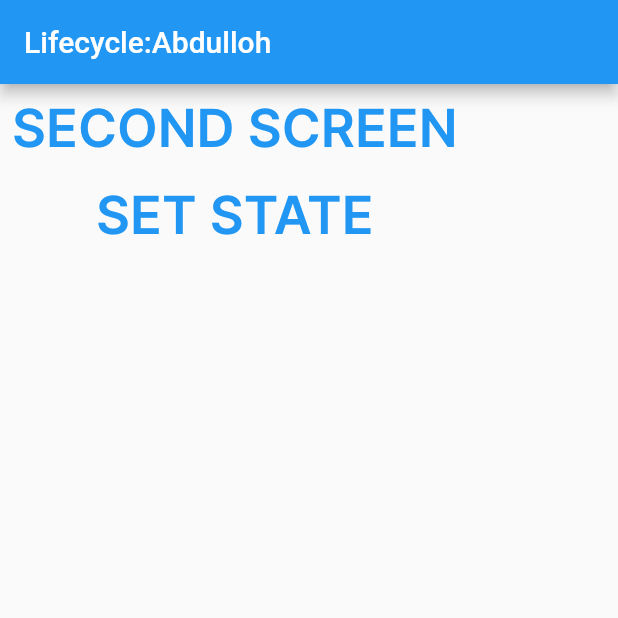
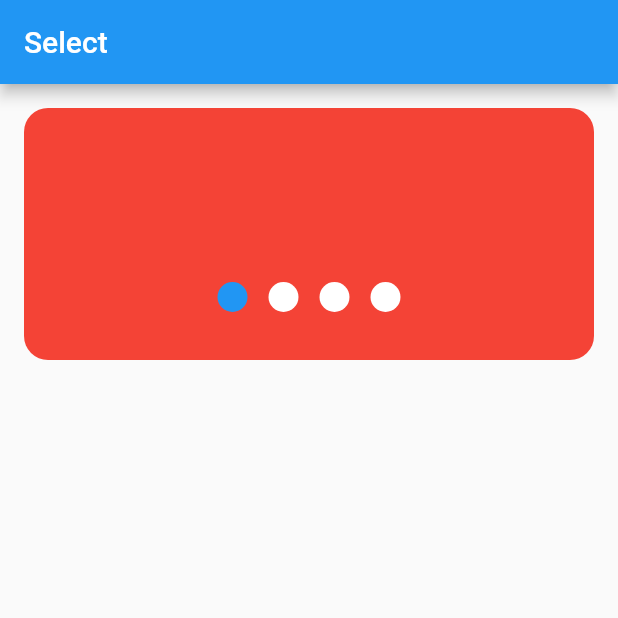
Before and after one commit to Abdusamad98/flutter_nt_ten, a Flutter app: the screen it shows after launch, on a phone screen of 412 x 824 dp, the top half of it. Run offline on Flutter 3.47's test engine with Material 3 defaults, Android fonts, the phone set to English and light mode, and no system bars.

Commit message:
Some changes

```diff
--- a/lib/main.dart
+++ b/lib/main.dart
@@ -1,12 +1,14 @@
 import 'package:flutter/material.dart';
-import 'package:flutter_nt_ten/stateful_lifecycle_example.dart';
+import 'package:flutter_nt_ten/select_items_screen.dart';
 
 void main() {
   runApp(
     MaterialApp(
       debugShowCheckedModeBanner: false,
       theme: ThemeData(useMaterial3: false),
-      home: StatefulLifecycleExample(),
+      home: SelectLogicScreen(
+
+      ),
     ),
   );
 }
--- /dev/null
+++ b/lib/select_items_screen.dart
@@ -0,0 +1,120 @@
+import 'package:flutter/material.dart';
+
+class SelectLogicScreen extends StatefulWidget {
+  const SelectLogicScreen({super.key});
+
+  @override
+  State<SelectLogicScreen> createState() => _SelectLogicScreenState();
+}
+
+class _SelectLogicScreenState extends State<SelectLogicScreen> {
+  List<ImageModel> images = [
+    ImageModel(
+      text: "Image Text",
+      id: 1,
+    ),
+    ImageModel(
+      text: "Any Text",
+      id: 2,
+    ),
+    ImageModel(
+      text: "Flutter",
+      id: 3,
+    ),
+    ImageModel(
+      text: "Nimadur",
+      id: 4,
+    ),
+  ];
+  int activeIndex = 1;
+  final ScrollController scrollController = ScrollController();
+  late double screenWidth;
+
+  @override
+  void initState() {
+    scrollController.addListener(() {
+      // print(scrollController.position.pixels);
+      double currentPixel = scrollController.position.pixels;
+      print(currentPixel / screenWidth);
+      setState(() {
+        activeIndex = (currentPixel / screenWidth + 1.1).toInt();
+      });
+    });
+    super.initState();
+  }
+
+  @override
+  Widget build(BuildContext context) {
+    screenWidth = MediaQuery.of(context).size.width;
+    return Scaffold(
+      appBar: AppBar(
+        title: const Text("Select"),
+      ),
+      body: Column(
+        children: [
+          Stack(
+            children: [
+              SizedBox(
+                height: 200,
+                child: ListView(
+                  controller: scrollController,
+                  padding: const EdgeInsets.symmetric(horizontal: 8),
+                  scrollDirection: Axis.horizontal,
+                  children: [
+                    ...List.generate(images.length, (index) {
+                      return Container(
+                        width: screenWidth - 32,
+                        height: 200,
+                        margin: const EdgeInsets.symmetric(
+                          vertical: 16,
+                          horizontal: 8,
+                        ),
+                        decoration: BoxDecoration(
+                            color: Colors.red,
+                            borderRadius: BorderRadius.circular(16)),
+                      );
+                    })
+                  ],
+                ),
+              ),
+              Positioned(
+                right: 0,
+                left: 0,
+                bottom: 48,
+                child: Row(
+                  mainAxisAlignment: MainAxisAlignment.center,
+                  children: [
+                    ...List.generate(
+                      images.length,
+                      (index) => Container(
+                        margin: const EdgeInsets.symmetric(horizontal: 7),
+                        width: 20,
+                        height: 20,
+                        decoration: BoxDecoration(
+                          shape: BoxShape.circle,
+                          color: activeIndex == images[index].id
+                              ? Colors.blue
+                              : Colors.white,
+                        ),
+                      ),
+                    )
+                  ],
+                ),
+              )
+            ],
+          )
+        ],
+      ),
+    );
+  }
+}
+
+class ImageModel {
+  ImageModel({
+    required this.text,
+    required this.id,
+  });
+
+  final int id;
+  final String text;
+}
```
